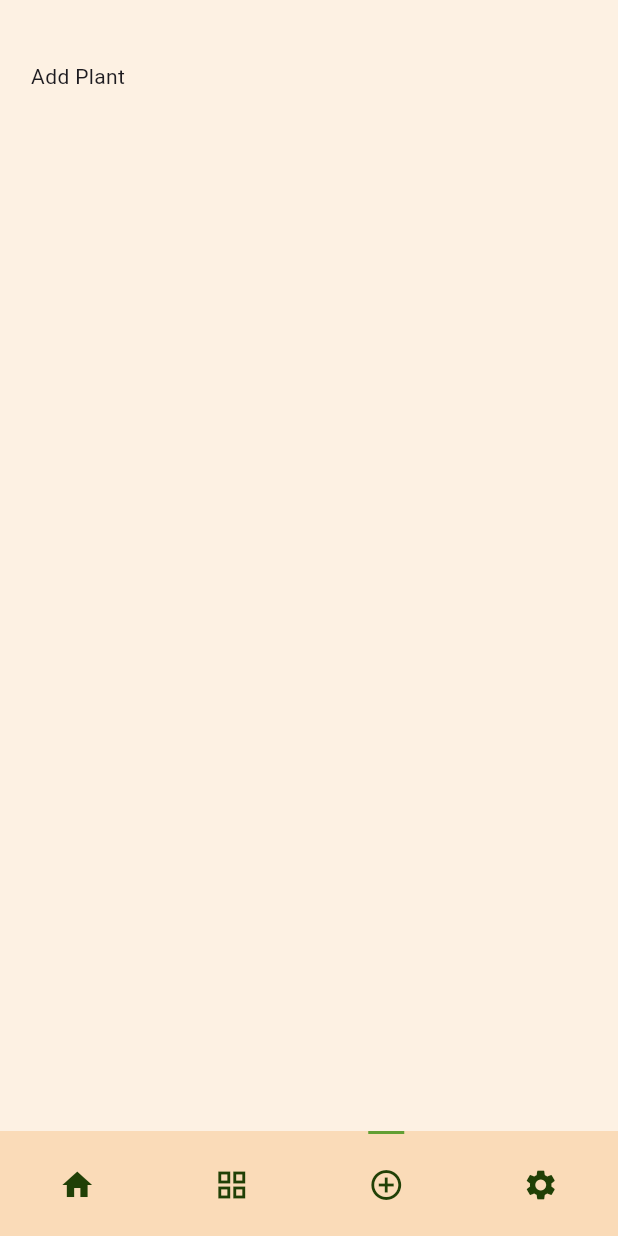
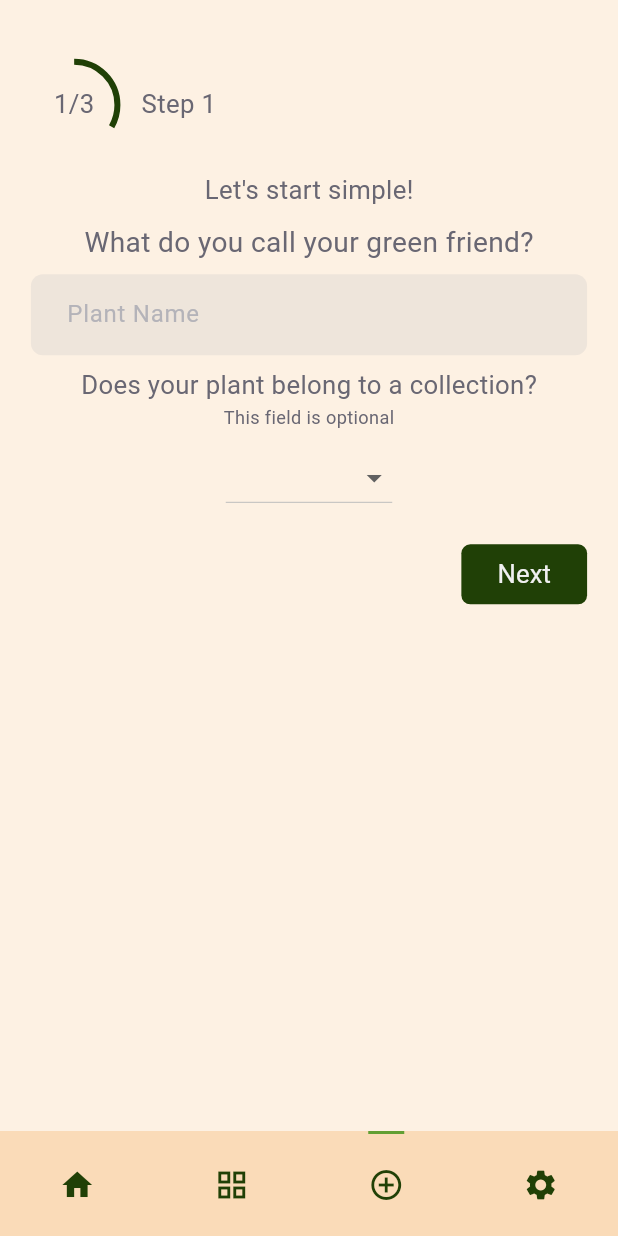
Before and after one commit to Team-Wilhelm/BotaniQue-MobDev, a Flutter app: the screen it shows after launch, swiped to page 3, on a phone screen of 412 x 824 dp. Run offline on Flutter 3.47's test engine with Material 3 defaults, Android fonts, the phone set to English and light mode, and no system bars; our stand-ins replace flutter_bloc, lottie; network calls fail.

Commit message:
skeleton for an app stepper, looks like shit but works

```diff
--- a/botanique/lib/add_plant/add_plant_screen.dart
+++ b/botanique/lib/add_plant/add_plant_screen.dart
@@ -1,13 +1,95 @@
+import 'package:botanique/shared/app_text.dart';
+import 'package:botanique/shared/app_text_field.dart';
 import 'package:botanique/shared/screen_base.dart';
+import 'package:botanique/shared/stepper/app_stepper.dart';
+import 'package:botanique/style/app_style.dart';
 import 'package:flutter/material.dart';
 
-class AddPlantScreen extends StatelessWidget {
+class AddPlantScreen extends StatefulWidget {
   const AddPlantScreen({super.key});
+
+  @override
+  State<AddPlantScreen> createState() => _AddPlantScreenState();
+}
+
+class _AddPlantScreenState extends State<AddPlantScreen> {
+  late List<AppStep> steps;
+  final TextEditingController _plantNameController = TextEditingController();
+
+  @override
+  void initState() {
+    steps = [
+      AppStep(
+        title: "Step 1",
+        content: Column(
+          mainAxisAlignment: MainAxisAlignment.spaceAround,
+          children: [
+            const AppText(
+              text: "Let's start simple!",
+            ),
+            _getSpacer(),
+            const AppText(
+                text: "What do you call your green friend?",
+                fontSize: FontSizes.h6),
+            _getSpacer(),
+            AppTextField(
+              textFieldController: _plantNameController,
+              placeholder: "Plant Name",
+            ),
+            _getSpacer(),
+            AppText(text: collectionQuestion),
+            const AppText(
+              text: "This field is optional",
+              fontSize: FontSizes.tiny,
+            ),
+            _getSpacer(),
+            DropdownButton(
+              items: const [
+                DropdownMenuItem(
+                  value: "Collection 1",
+                  child: Text("Collection 1"),
+                ),
+                DropdownMenuItem(
+                  value: "Collection 2",
+                  child: Text("Collection 2"),
+                ),
+              ],
+              onChanged: (value) {},
+            )
+          ],
+        ),
+      ),
+      AppStep(
+        title: "Step 2",
+        content: Column(),
+      ),
+      AppStep(
+        title: "Step 3",
+        content: Column(),
+      ),
+    ];
+    super.initState();
+  }
 
   @override
   Widget build(BuildContext context) {
     return ScreenBase(
-      child: const Text("Add Plant"),
+      child: Column(children: [
+        AppStepper(
+          steps: steps,
+        ),
+      ]),
     );
   }
+
+  Widget _getSpacer() {
+    return const SizedBox(height: 8);
+  }
+
+  String get collectionQuestion {
+    final plantName = _plantNameController.text == ""
+        ? "your plant"
+        : _plantNameController.text;
+    return "Does $plantName belong to a collection?";
+  }
 }
--- a/botanique/lib/all_plants/all_plants_screen.dart
+++ b/botanique/lib/all_plants/all_plants_screen.dart
@@ -16,7 +16,7 @@ class AllPlantsScreen extends StatelessWidget {
         children: [
           const AppText(
             text: "My Plants",
-            fontSize: TextSizes.h2,
+            fontSize: FontSizes.h2,
             fontWeight: FontWeight.bold,
           ),
           _getSpacer(context),
--- a/botanique/lib/all_plants/plant_card.dart
+++ b/botanique/lib/all_plants/plant_card.dart
@@ -38,7 +38,7 @@ class PlantCard extends StatelessWidget {
                 children: [
                   const AppText(
                     text: "Plant Name",
-                    fontSize: TextSizes.h4,
+                    fontSize: FontSizes.h4,
                   ),
                   const SizedBox(
                     height: 16,
--- a/botanique/lib/all_plants/plant_detail/plant_detail_screen.dart
+++ b/botanique/lib/all_plants/plant_detail/plant_detail_screen.dart
@@ -1,8 +1,9 @@
-import 'package:botanique/all_plants/plant_detail/detail_top_bar.dart';
 import 'package:botanique/shared/app_text.dart';
 import 'package:botanique/shared/screen_base.dart';
 import 'package:botanique/style/asset_constants.dart';
 import 'package:flutter/material.dart';
+
+import '../../shared/top_bar.dart';
 
 class PlantDetailScreen extends StatelessWidget {
   const PlantDetailScreen({super.key});
@@ -13,7 +14,9 @@ class PlantDetailScreen extends StatelessWidget {
       child: Column(
         mainAxisAlignment: MainAxisAlignment.start,
         children: [
-          const PlantDetailTopBar(),
+          const TopBar(
+            title: 'Plant Name',
+          ),
           const SizedBox(height: 16),
           Container(
             height: MediaQuery.of(context).size.height * 0.3,
--- a/botanique/lib/home/home_screen.dart
+++ b/botanique/lib/home/home_screen.dart
@@ -19,7 +19,7 @@ class HomeScreen extends StatelessWidget {
           children: [
             AppText(
               text: "Hi, $name",
-              fontSize: TextSizes.h3,
+              fontSize: FontSizes.h3,
               fontWeight: FontWeight.bold,
             ),
             SizedBox(
@@ -39,7 +39,7 @@ class HomeScreen extends StatelessWidget {
               children: [
                 AppText(
                   text: "These plants need some love",
-                  fontSize: TextSizes.h5,
+                  fontSize: FontSizes.h5,
                 ),
                 SizedBox(
                   height: 8,
@@ -54,7 +54,7 @@ class HomeScreen extends StatelessWidget {
             ),
             const AppText(
               text: "More plants",
-              fontSize: TextSizes.h5,
+              fontSize: FontSizes.h5,
             ),
           ],
         ),
--- a/botanique/lib/home/need_some_love_row.dart
+++ b/botanique/lib/home/need_some_love_row.dart
@@ -33,14 +33,14 @@ class NeedSomeLoveRow extends StatelessWidget {
             children: [
               AppText(
                 text: plantName,
-                fontSize: TextSizes.h5,
+                fontSize: FontSizes.h5,
               ),
               AppText(text: plantNeed),
             ],
           ),
           AppText(
             text: plantMood,
-            fontSize: TextSizes.h2,
+            fontSize: FontSizes.h2,
           ),
         ],
       ),
--- a/botanique/lib/shared/app_button.dart
+++ b/botanique/lib/shared/app_button.dart
@@ -21,7 +21,7 @@ class AppButton extends StatelessWidget {
     this.buttonType = ButtonType.primary,
     this.buttonShape = ButtonShape.square,
     this.disabled = false,
-    this.fontPercentage = TextSizes.regular,
+    this.fontPercentage = FontSizes.regular,
     this.fullWidth = false,
   });
 
--- a/botanique/lib/shared/app_text.dart
+++ b/botanique/lib/shared/app_text.dart
@@ -5,7 +5,7 @@ class AppText extends StatelessWidget {
   const AppText({
     super.key,
     required this.text,
-    this.fontSize = TextSizes.regular,
+    this.fontSize = FontSizes.regular,
     this.colour = TextColors.textDark,
     this.fontWeight = FontWeight.normal,
     this.decoration = TextDecoration.none,
--- /dev/null
+++ b/botanique/lib/shared/stepper/app_stepper.dart
@@ -0,0 +1,96 @@
+import 'package:botanique/shared/app_button.dart';
+import 'package:flutter/cupertino.dart';
+import 'package:flutter/material.dart';
+import 'package:flutter/widgets.dart';
+
+import 'app_stepper_progress.dart';
+
+class AppStep {
+  const AppStep({
+    required this.title,
+    required this.content,
+  });
+
+  final String title;
+  final Widget content;
+}
+
+class AppStepper extends StatefulWidget {
+  const AppStepper({
+    super.key,
+    this.onStepContinue,
+    this.onStepCancel,
+    required this.steps,
+    this.onFinish,
+  });
+
+  final VoidCallback? onStepContinue;
+  final VoidCallback? onStepCancel;
+  final VoidCallback? onFinish;
+  final List<AppStep> steps;
+
+  @override
+  State<AppStepper> createState() => _AppStepperState();
+}
+
+class _AppStepperState extends State<AppStepper> {
+  int _currentStep = 0;
+
+  @override
+  Widget build(BuildContext context) {
+    final step = widget.steps[_currentStep];
+    return SingleChildScrollView(
+      child: Column(
+        children: [
+          AppStepperProgress(
+            currentStep: _currentStep,
+            totalSteps: widget.steps.length,
+            stepTitle: step.title,
+          ),
+          const SizedBox(height: 16),
+          step.content,
+          const SizedBox(height: 16),
+          Row(
+            mainAxisAlignment: MainAxisAlignment.spaceBetween,
+            children: [
+              if (_currentStep > 0)
+                AppButton(onPressed: onBackPressed, text: "Back"),
+              const Spacer(),
+              if (_currentStep < widget.steps.length - 1)
+                AppButton(onPressed: onContinuePressed, text: "Next"),
+              if (_currentStep == widget.steps.length - 1)
+                AppButton(onPressed: onFinishPressed, text: "Finish")
+            ],
+          ),
+        ],
+      ),
+    );
+  }
+
+  void onContinuePressed() {
+    setState(() {
+      _currentStep = _currentStep == widget.steps.length - 1
+          ? _currentStep
+          : _currentStep + 1;
+    });
+    if (widget.onStepContinue != null) {
+      widget.onStepContinue!();
+    }
+  }
+
+  void onBackPressed() {
+    setState(() {
+      _currentStep = _currentStep == 0 ? 0 : _currentStep - 1;
+    });
+
+    if (widget.onStepCancel != null) {
+      widget.onStepCancel!();
+    }
+  }
+
+  void onFinishPressed() {
+    if (widget.onFinish != null) {
+      widget.onFinish!();
+    }
+  }
+}
--- /dev/null
+++ b/botanique/lib/shared/stepper/app_stepper_progress.dart
@@ -0,0 +1,60 @@
+import 'package:flutter/material.dart';
+
+import '../../style/app_style.dart';
+import '../app_text.dart';
+
+class AppStepperProgress extends StatelessWidget {
+  const AppStepperProgress({
+    super.key,
+    required this.currentStep,
+    required this.totalSteps,
+    required this.stepTitle,
+  });
+
+  final int currentStep;
+  final int totalSteps;
+  final String stepTitle;
+
+  @override
+  Widget build(BuildContext context) {
+    return Row(
+      mainAxisAlignment: MainAxisAlignment.start,
+      crossAxisAlignment: CrossAxisAlignment.center,
+      children: [
+        SizedBox(
+          child: Stack(
+            alignment: Alignment.center,
+            children: [
+              SizedBox(
+                height: _getProgressIndicatorSize(context),
+                width: _getProgressIndicatorSize(context),
+                child: CircularProgressIndicator.adaptive(
+                  value: (currentStep + 1) / totalSteps,
+                ),
+              ),
+              AppText(
+                text: "${currentStep + 1}/${totalSteps}",
+              ),
+            ],
+          ),
+        ),
+        const SizedBox(width: 16),
+        Column(
+          crossAxisAlignment: CrossAxisAlignment.start,
+          children: [
+            AppText(text: stepTitle),
+            if (currentStep == totalSteps - 1)
+              const AppText(
+                text: "Almost there!",
+                fontSize: FontSizes.tiny,
+              ),
+          ],
+        ),
+      ],
+    );
+  }
+
+  double _getProgressIndicatorSize(BuildContext context) {
+    return MediaQuery.of(context).size.height * 0.07;
+  }
+}
--- a/botanique/lib/all_plants/plant_detail/detail_top_bar.dart
+++ b/botanique/lib/shared/top_bar.dart
@@ -1,10 +1,15 @@
 import 'package:flutter/material.dart';
 
-import '../../shared/app_text.dart';
-import '../../style/app_style.dart';
+import '../style/app_style.dart';
+import 'app_text.dart';
 
-class PlantDetailTopBar extends StatelessWidget {
-  const PlantDetailTopBar({super.key});
+class TopBar extends StatelessWidget {
+  const TopBar({
+    super.key,
+    required this.title,
+  });
+
+  final String title;
 
   @override
   Widget build(BuildContext context) {
@@ -21,9 +26,9 @@ class PlantDetailTopBar extends StatelessWidget {
             Navigator.pop(context);
           },
         ),
-        const AppText(
-          text: "Plant Detail",
-          fontSize: TextSizes.h5,
+        AppText(
+          text: title,
+          fontSize: FontSizes.h5,
           fontWeight: FontWeight.bold,
         ),
         IconButton(
--- a/botanique/lib/style/app_style.dart
+++ b/botanique/lib/style/app_style.dart
@@ -7,19 +7,23 @@ class TextColors {
 }
 
 // Numbers to divide the MediaQuery.of(context).size.width with
-class TextSizes {
+class FontSizes {
   static const double h1 = 13;
   static const double h2 = 14;
   static const double h3 = 16;
   static const double h4 = 18;
   static const double h5 = 20;
+  static const double h6 = 22;
   static const double regular = 24;
+  static const double small = 30;
+  static const double tiny = 34;
 }
 
 // TODO: colour scheme
 class AppColors {
   static const Color primary = Color.fromRGBO(32, 64, 6, 1);
-  static const Color background = Color(0xFFfdf1e3); // white: Color(0xFFF7F4F3);
+  static const Color background =
+      Color(0xFFfdf1e3); // white: Color(0xFFF7F4F3);
   static const Color secondary = Color.fromRGBO(98, 159, 51, 1);
   static const Color accent = Color.fromRGBO(46, 64, 87, 100);
   static const Color welcomeScreenBackground =
@@ -50,7 +54,7 @@ final appTheme = ThemeData.light().copyWith(
     backgroundColor: AppColors.background,
     iconTheme: IconThemeData(color: TextColors.textDark),
     titleTextStyle:
-        TextStyle(color: TextColors.textDark, fontSize: TextSizes.h1),
+        TextStyle(color: TextColors.textDark, fontSize: FontSizes.h1),
   ),
   elevatedButtonTheme: ElevatedButtonThemeData(
       style: ElevatedButton.styleFrom(
--- a/botanique/lib/welcome/welcome_screen.dart
+++ b/botanique/lib/welcome/welcome_screen.dart
@@ -16,12 +16,12 @@ class WelcomeScreen extends StatelessWidget {
           children: [
             const AppText(
               text: 'Welcome to BotaniQue',
-              fontSize: TextSizes.h1,
+              fontSize: FontSizes.h1,
               fontWeight: FontWeight.bold,
             ),
             const AppText(
               text: 'Your personal plant whisperer',
-              fontSize: TextSizes.h4,
+              fontSize: FontSizes.h4,
               fontWeight: FontWeight.bold,
             ),
             spacer,
@@ -42,16 +42,16 @@ class WelcomeScreen extends StatelessWidget {
                         vertical: 8)),
                 child: const AppText(
                   text: 'Log In',
-                  fontSize: TextSizes.h4,
+                  fontSize: FontSizes.h4,
                   colour: TextColors.textLight,
                   fontWeight: FontWeight.bold,
                 )),
             spacer,
-            const AppText(text: 'Create an account', fontSize: TextSizes.h5),
+            const AppText(text: 'Create an account', fontSize: FontSizes.h5),
             spacer,
             const AppText(
               text: 'Forgot password?',
-              fontSize: TextSizes.regular,
+              fontSize: FontSizes.regular,
               colour: TextColors.textSecondary,
               fontWeight: FontWeight.bold,
             ),
```
